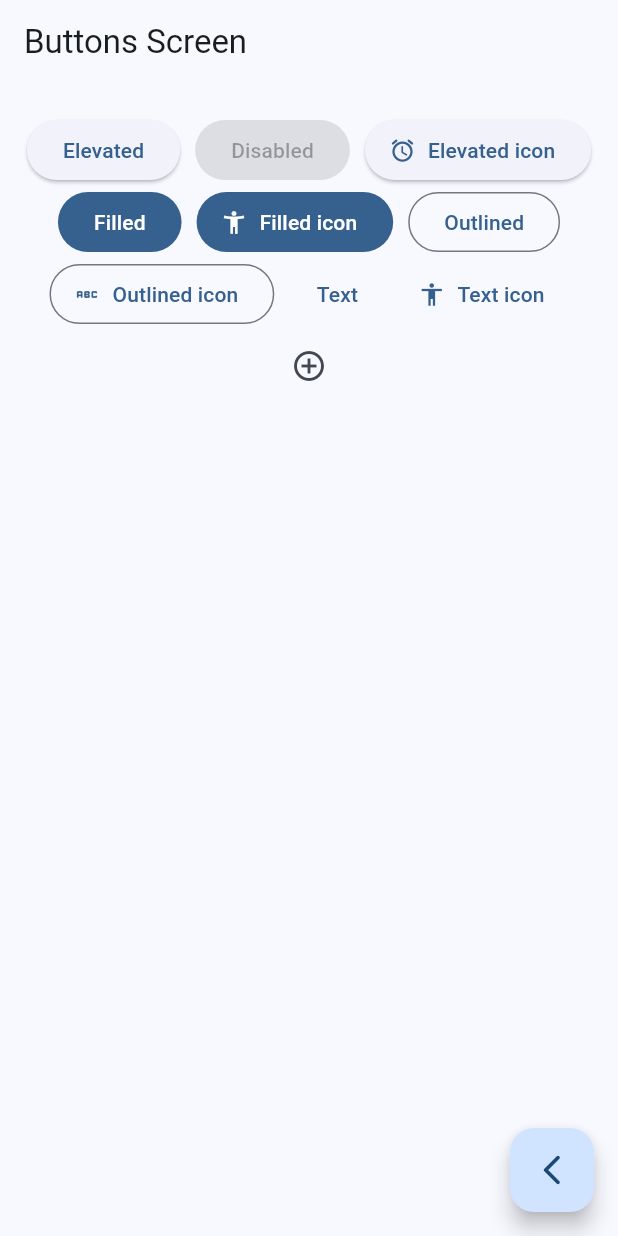
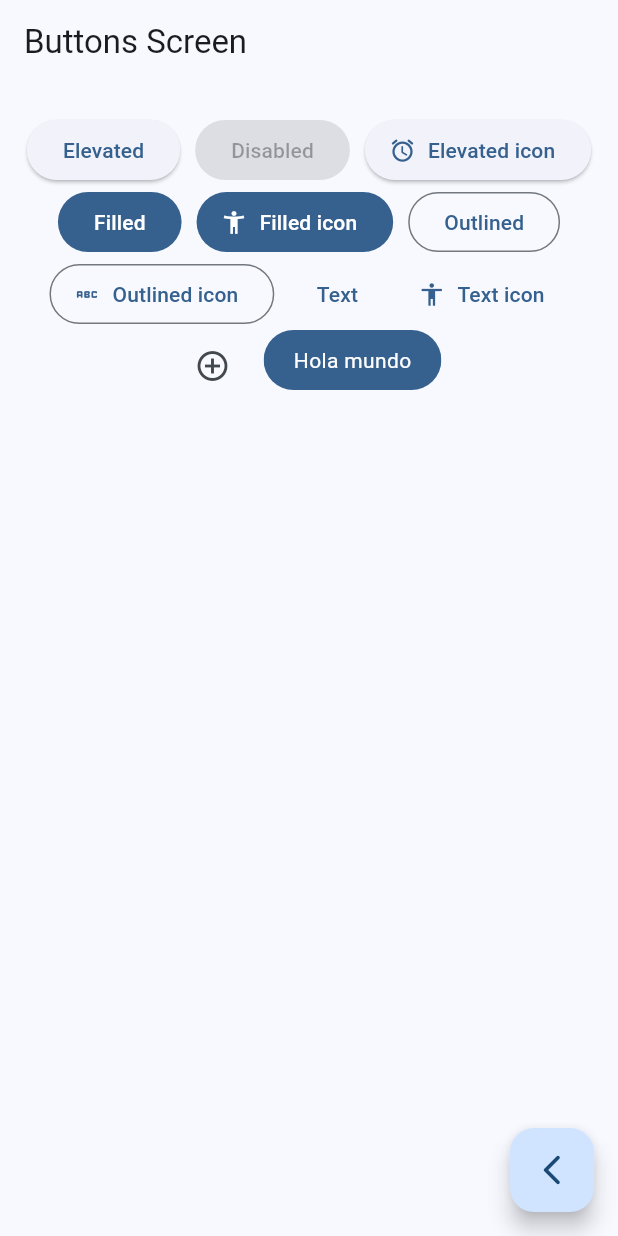
Before and after one commit to carloschamorrohn/widgets_app, a Flutter app: the ButtonsScreen screen opened by its route, on a phone screen of 412 x 824 dp. Run offline on Flutter 3.47's test engine with Material 3 defaults, Android fonts, the phone set to English and light mode, and no system bars; our stand-ins replace go_router.

Commit message:
Terminando button screen

```diff
--- a/lib/config/presentation/screens/buttons/buttons_screen.dart
+++ b/lib/config/presentation/screens/buttons/buttons_screen.dart
@@ -45,10 +45,33 @@ class _ButtonsView extends StatelessWidget {
             OutlinedButton.icon(onPressed: (){}, icon: const Icon(Icons.abc_rounded), label: const Text('Outlined icon'),),
             TextButton(onPressed: (){}, child: const Text('Text')),
             TextButton.icon(onPressed: (){}, icon: const Icon(Icons.accessibility), label: const Text('Text icon'),),
-            IconButton(onPressed: (){}, icon: Icon(Icons.add_circle_outline_outlined))
+            IconButton(onPressed: (){}, icon: Icon(Icons.add_circle_outline_outlined)),
+            const CustomButton(),
           ],
         ),
       ),
     );
   }
 }
+
+class CustomButton extends StatelessWidget {
+  const CustomButton({super.key});
+
+  @override
+  Widget build(BuildContext context) {
+    final colors = Theme.of(context).colorScheme;
+    return ClipRRect(
+      borderRadius: BorderRadius.circular(20),
+      child: Material(
+        color: colors.primary,
+        child: InkWell(
+          onTap: (){},
+          child: Padding(
+            padding: const EdgeInsets.symmetric(horizontal:20, vertical: 10),
+            child: Text('Hola mundo', style: TextStyle(color: Colors.white),),
+            ),
+        ),
+      ),
+    );
+  }
+}
```
